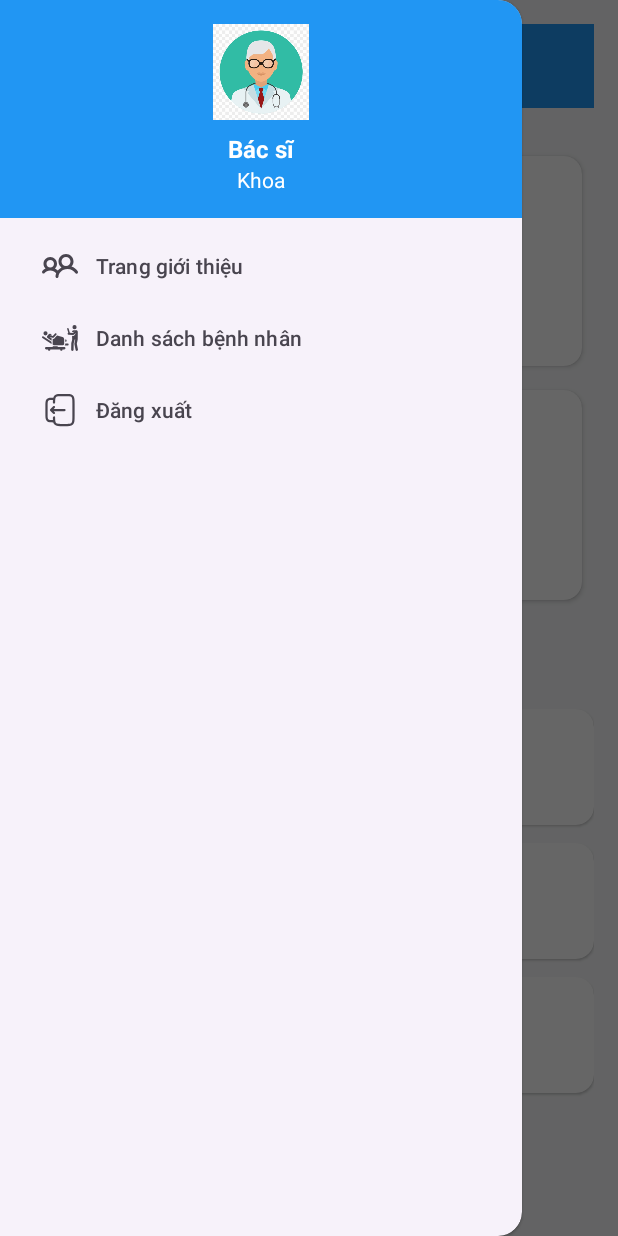
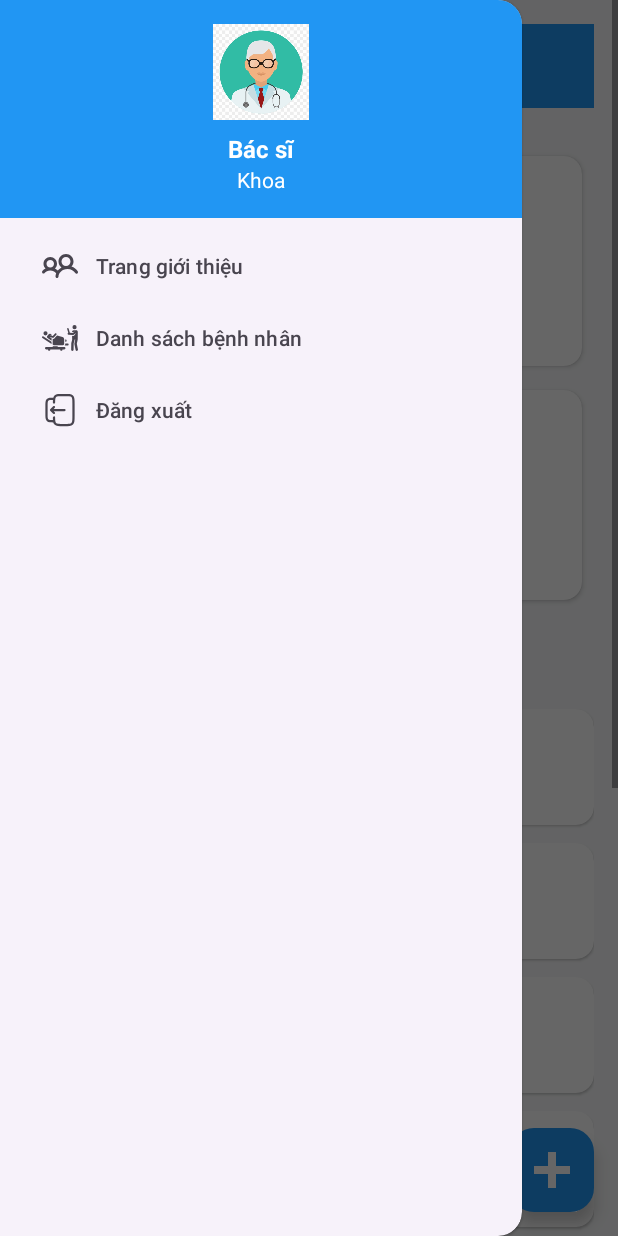
Before and after one commit to ErichNguyen1312/Project_QuanLyBenhAn, an Android app: the HomeActivity screen opened directly, with no data from a screen before it, with the side drawer open, on a phone screen of 412 x 824 dp. Run offline under Robolectric (Android 15) with nearby library versions, the phone set to English and light mode, and no system bars; our stand-ins replace Room's generated code.

Commit message:
update add appointment dashboard button

```diff
--- a/app/src/main/java/com/example/projectqlbenhan/dao/appointment/AppointmentDao.kt
+++ b/app/src/main/java/com/example/projectqlbenhan/dao/appointment/AppointmentDao.kt
@@ -56,13 +56,18 @@ interface AppointmentDao {
     ): List<AppointmentWithPatient>
 
 
+//    @Query("""
+//    SELECT COUNT(*) FROM appointments
+//    WHERE appointment_date BETWEEN :start AND :end
+//""")
+//    suspend fun countTodayAppointments(
+//        start: Long,
+//        end: Long
+//    ): Int
+
     @Query("""
     SELECT COUNT(*) FROM appointments
-    WHERE appointment_date BETWEEN :start AND :end
 """)
     suspend fun countTodayAppointments(
-        start: Long,
-        end: Long
     ): Int
-
 }
--- a/app/src/main/java/com/example/projectqlbenhan/ui/BaseActivity.kt
+++ b/app/src/main/java/com/example/projectqlbenhan/ui/BaseActivity.kt
@@ -197,4 +197,7 @@ abstract class BaseActivity : AppCompatActivity() {
         }
     }
 
+
+
+
 }
--- a/app/src/main/java/com/example/projectqlbenhan/ui/home/AppointmentAdapter.kt
+++ b/app/src/main/java/com/example/projectqlbenhan/ui/home/AppointmentAdapter.kt
@@ -7,13 +7,21 @@ import android.widget.TextView
 import androidx.recyclerview.widget.RecyclerView
 import com.example.projectqlbenhan.R
 import com.example.projectqlbenhan.entity.appointment.AppointmentWithPatient
+import java.text.SimpleDateFormat
+import java.time.LocalTime
+import java.time.format.DateTimeFormatter
+import java.util.Locale
 
-class AppointmentAdapter(private var data: List<AppointmentWithPatient>): RecyclerView.Adapter<AppointmentAdapter.ViewHolder>() {
+
+class AppointmentAdapter(private var data: List<AppointmentWithPatient>) :
+    RecyclerView.Adapter<AppointmentAdapter.ViewHolder>() {
 
     inner class ViewHolder(itemView: View) : RecyclerView.ViewHolder(itemView) {
         val tvTime: TextView = itemView.findViewById(R.id.tvTime)
         val tvPatientName: TextView = itemView.findViewById(R.id.tvPatientName)
         val tvAppointmentType: TextView = itemView.findViewById(R.id.tvAppointmentType)
+
+//
     }
 
     override fun onCreateViewHolder(parent: ViewGroup, viewType: Int): ViewHolder {
@@ -26,8 +34,8 @@ class AppointmentAdapter(private var data: List<AppointmentWithPatient>): Recycl
 
     override fun onBindViewHolder(holder: ViewHolder, position: Int) {
         val item = data[position]
-
-        holder.tvTime.text = item.appointment.appointmentTime
+        val formatAmPm = formatTime24hToAMPM(item.appointment.appointmentTime)
+        holder.tvTime.text = formatAmPm
         holder.tvPatientName.text = item.patient.fullName
         holder.tvAppointmentType.text = item.appointment.notes ?: "Không có ghi chú"
     }
@@ -44,4 +52,15 @@ class AppointmentAdapter(private var data: List<AppointmentWithPatient>): Recycl
             "--:--"
         }
     }
+
+    fun formatTime24hToAMPM(time24h: String): String {
+        return try {
+            val input = SimpleDateFormat("HH:mm", Locale.US)
+            val output = SimpleDateFormat("h:mm a", Locale.US)
+            val date = input.parse(time24h)
+            output.format(date!!)
+        } catch (e: Exception) {
+            "--:--"
+        }
+    }
 }
--- a/app/src/main/java/com/example/projectqlbenhan/ui/home/HomeActivity.kt
+++ b/app/src/main/java/com/example/projectqlbenhan/ui/home/HomeActivity.kt
@@ -5,18 +5,14 @@ import android.view.View
 import android.widget.ImageView
 import android.widget.LinearLayout
 import android.widget.TextView
-import androidx.activity.enableEdgeToEdge
-import androidx.appcompat.app.AppCompatActivity
-import androidx.core.view.ViewCompat
-import androidx.core.view.WindowInsetsCompat
 import androidx.lifecycle.lifecycleScope
 import androidx.recyclerview.widget.LinearLayoutManager
 import androidx.recyclerview.widget.RecyclerView
 import com.example.projectqlbenhan.MedicalRecordDatabase
 import com.example.projectqlbenhan.R
-import com.example.projectqlbenhan.dao.appointment.AppointmentDao
 import com.example.projectqlbenhan.ui.BaseActivity
 import com.example.projectqlbenhan.utils.DatabaseSeeder
+import com.google.android.material.floatingactionbutton.FloatingActionButton
 import kotlinx.coroutines.Dispatchers
 import kotlinx.coroutines.launch
 import kotlinx.coroutines.withContext
@@ -35,10 +31,10 @@ class HomeActivity : BaseActivity() {
     private lateinit var appointmentAdapter: AppointmentAdapter
     private lateinit var layoutEmptyAppointments: LinearLayout
 
+    private lateinit var btnAdd: FloatingActionButton
+
     private lateinit var btnMenu: ImageView
-    private val db by lazy {
-        MedicalRecordDatabase.getDatabase(this)
-    }
+
     private val appointmentDao by lazy {
         MedicalRecordDatabase.getDatabase(this).appointmentDao()
     }
@@ -47,6 +43,10 @@ class HomeActivity : BaseActivity() {
     }
     private val medicalRecordDao by lazy {
         MedicalRecordDatabase.getDatabase(this).medicalRecordDao()
+    }
+
+    private val prescriptionDao by lazy {
+        MedicalRecordDatabase.getDatabase(this).prescriptionDao()
     }
 
 
@@ -67,6 +67,7 @@ class HomeActivity : BaseActivity() {
     }
 
     private fun setControl() {
+        btnAdd = findViewById(R.id.btnAdd)
         tvTotalPatients = findViewById(R.id.tvTotalPatients)
         tvTotalRecords = findViewById(R.id.tvTotalRecords)
         tvTodayAppointments = findViewById(R.id.tvTodayAppointments)
@@ -85,9 +86,17 @@ class HomeActivity : BaseActivity() {
 
     private fun setEvent() {
         // hiện tại dashboard chỉ hiển thị, chưa cần click
+
         val btnMenu = findViewById<ImageView>(R.id.btnMenu)
         btnMenu.setOnClickListener {
             openDrawer()
+        }
+
+        //them lich hen
+        btnAdd.setOnClickListener {
+            AddQuickAppointmentBottomSheet {
+                reloadDashboard()
+            }.show(supportFragmentManager, "ADD_APPOINTMENT")
         }
     }
 
@@ -110,10 +119,10 @@ class HomeActivity : BaseActivity() {
                 medicalRecordDao.countMedicalRecords()
             }
             val appointmentsToday = withContext(Dispatchers.IO) {
-                appointmentDao.countTodayAppointments(startToday, endToday)
+                appointmentDao.countTodayAppointments()
             }
             val countPrescription = withContext(Dispatchers.IO) {
-                appointmentDao.countTodayAppointments(startToday, endToday)
+                prescriptionDao.countPrescriptions()
             }
 
             tvTotalPatients.text = countPatient.toString()
@@ -164,7 +173,10 @@ class HomeActivity : BaseActivity() {
         return cal.timeInMillis
     }
 
-    //init db
+    private fun reloadDashboard() {
+        loadStatistics()
+        loadAppointments()
+    }
 
 
 }
--- a/app/src/main/res/layout/activity_main.xml
+++ b/app/src/main/res/layout/activity_main.xml
@@ -1,4 +1,10 @@
 <?xml version="1.0" encoding="utf-8"?>
+<androidx.coordinatorlayout.widget.CoordinatorLayout
+    xmlns:android="http://schemas.android.com/apk/res/android"
+    xmlns:app="http://schemas.android.com/apk/res-auto"
+    android:layout_width="match_parent"
+    android:layout_height="match_parent">
+
     <ScrollView xmlns:android="http://schemas.android.com/apk/res/android"
         xmlns:app="http://schemas.android.com/apk/res-auto"
         xmlns:tools="http://schemas.android.com/tools"
@@ -11,6 +17,7 @@
             android:layout_width="match_parent"
             android:layout_height="wrap_content"
             android:padding="16dp">
+
             <LinearLayout
                 android:id="@+id/llDashboard"
                 android:layout_width="match_parent"
@@ -45,7 +52,6 @@
 
 
             </LinearLayout>
-
 
 
             <GridLayout
@@ -253,12 +259,13 @@
                     android:textSize="18sp"
                     android:textStyle="bold" />
             </LinearLayout>
+
             <LinearLayout
                 android:id="@+id/layoutEmptyAppointments"
                 android:layout_width="match_parent"
                 android:layout_height="wrap_content"
+                android:gravity="center"
                 android:orientation="vertical"
-            android:gravity="center"
                 android:padding="24dp"
                 android:visibility="gone"
                 app:layout_constraintTop_toBottomOf="@id/layout_appointments_header">
@@ -287,6 +294,7 @@
                     android:textSize="14sp" />
 
             </LinearLayout>
+
             <androidx.recyclerview.widget.RecyclerView
                 android:id="@+id/rcAppointments"
                 android:layout_width="match_parent"
@@ -300,3 +308,15 @@
 
         </androidx.constraintlayout.widget.ConstraintLayout>
     </ScrollView>
+
+    <com.google.android.material.floatingactionbutton.FloatingActionButton
+        android:id="@+id/btnAdd"
+        android:layout_width="wrap_content"
+        android:layout_height="wrap_content"
+        android:layout_gravity="bottom|end"
+        android:layout_margin="16dp"
+        android:src="@drawable/ic_add"
+        android:contentDescription="Thêm lịch hẹn"
+        app:backgroundTint="#2196F3"
+        app:tint="@android:color/white"/>
+</androidx.coordinatorlayout.widget.CoordinatorLayout>
```
Also changed, not shown: app/src/main/java/com/example/projectqlbenhan/ui/home/AddQuickAppointmentBottomSheet.kt (added, +163 -0 lines), app/src/main/java/com/example/projectqlbenhan/utils/DatabaseSeeder.kt (+89 -51 lines), app/src/main/res/layout/bottomsheet_add_appointment.xml (added, +53 -0 lines), app/src/main/res/layout/item_appointment.xml (+12 -11 lines). Lines whose indentation alone changed are shown as unchanged.
